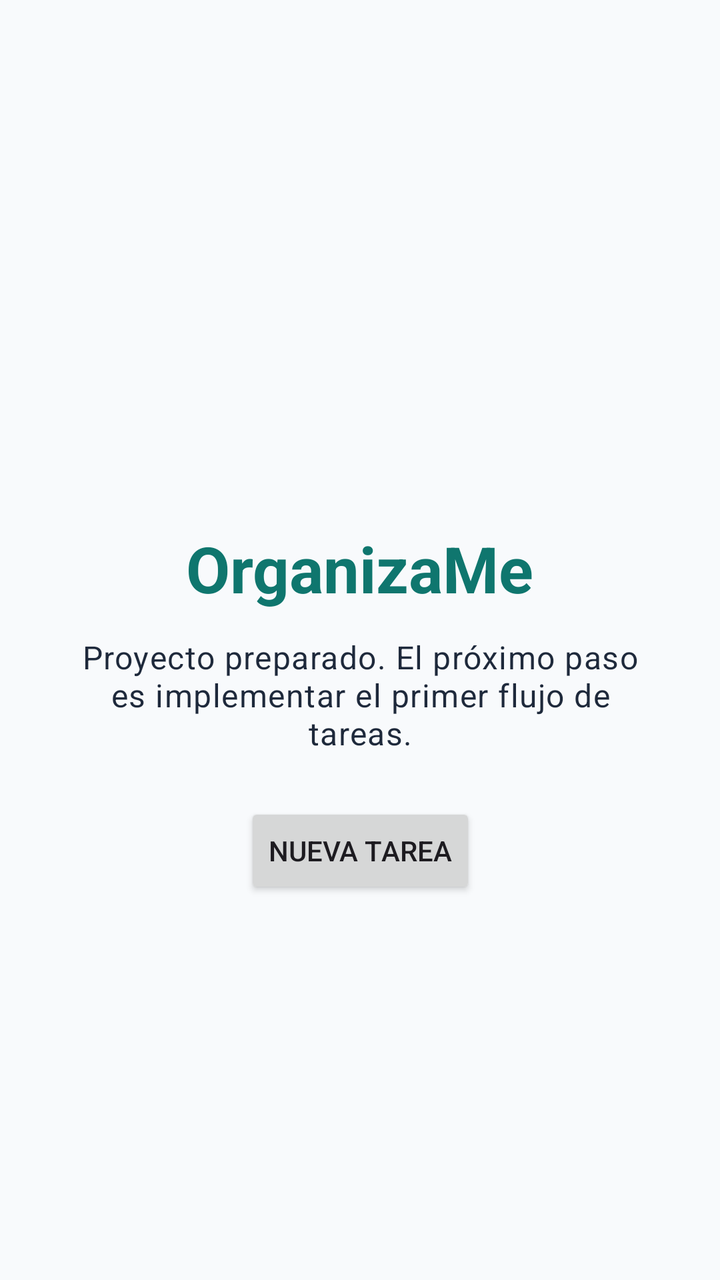
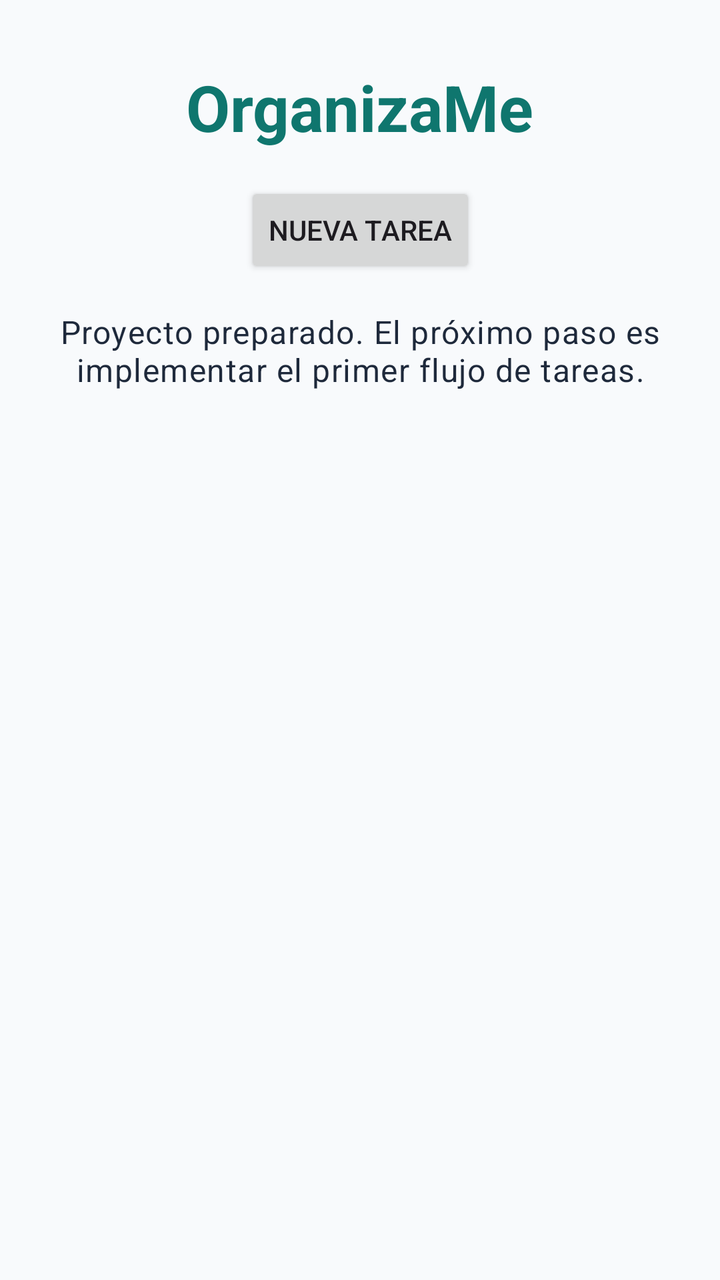

The first picture is an Android layout as it rendered before a commit; the second is the same layout after the commit. The layout source and the unified diff follow.
<!-- AndroidManifest.xml: application theme Theme.OrganizaMe -->
<!-- res/layout/activity_main.xml -->
<?xml version="1.0" encoding="utf-8"?>
<androidx.constraintlayout.widget.ConstraintLayout xmlns:android="http://schemas.android.com/apk/res/android"
    xmlns:app="http://schemas.android.com/apk/res-auto"
    android:layout_width="match_parent"
    android:layout_height="match_parent"
    android:background="@color/background">

    <TextView
        android:id="@+id/titleText"
        android:layout_width="wrap_content"
        android:layout_height="wrap_content"
        android:text="@string/app_name"
        android:textAppearance="@style/TextAppearance.Material3.HeadlineLarge"
        android:textColor="@color/primary"
        android:textStyle="bold"
        app:layout_constraintBottom_toTopOf="@id/statusText"
        app:layout_constraintEnd_toEndOf="parent"
        app:layout_constraintStart_toStartOf="parent"
        app:layout_constraintTop_toTopOf="parent"
        app:layout_constraintVertical_chainStyle="packed" />

    <TextView
        android:id="@+id/statusText"
        android:layout_width="0dp"
        android:layout_height="wrap_content"
        android:layout_marginHorizontal="32dp"
        android:layout_marginTop="12dp"
        android:gravity="center"
        android:text="@string/initial_status"
        android:textAppearance="@style/TextAppearance.Material3.BodyLarge"
        android:textColor="@color/on_background"
        app:layout_constraintBottom_toBottomOf="parent"
        app:layout_constraintEnd_toEndOf="parent"
        app:layout_constraintStart_toStartOf="parent"
        app:layout_constraintTop_toBottomOf="@id/titleText" />

    <Button
        android:id="@+id/btnNuevaTarea"
        android:layout_width="wrap_content"
        android:layout_height="wrap_content"
        android:layout_marginTop="24dp"
        android:text="Nueva tarea"
        app:layout_constraintEnd_toEndOf="parent"
        app:layout_constraintStart_toStartOf="parent"
        app:layout_constraintTop_toBottomOf="@id/statusText" />









</androidx.constraintlayout.widget.ConstraintLayout>
<!-- resources referenced by this layout -->
<resources>
  <color name="background">#F8FAFC</color>
  <color name="on_background">#1E293B</color>
  <color name="primary">#0F766E</color>
  <string name="app_name">OrganizaMe</string>
  <string name="initial_status">Proyecto preparado. El próximo paso es implementar el primer flujo de tareas.</string>
  <style name="Theme.OrganizaMe" parent="Theme.Material3.DayNight.NoActionBar">
          <item name="colorPrimary">@color/primary</item>
          <item name="colorPrimaryDark">@color/primary_dark</item>
          <item name="colorSecondary">@color/secondary</item>
          <item name="android:windowLightStatusBar">true</item>
          <item name="android:navigationBarColor">@color/background</item>
          <item name="android:windowBackground">@color/background</item>
      </style>
  <color name="primary_dark">#134E4A</color>
  <color name="secondary">#2563EB</color>
</resources>

<!-- the commit's change to res/layout/activity_main.xml (unified diff, before → after) -->
@@ -1,5 +1,6 @@
 <?xml version="1.0" encoding="utf-8"?>
-<androidx.constraintlayout.widget.ConstraintLayout xmlns:android="http://schemas.android.com/apk/res/android"
+<androidx.constraintlayout.widget.ConstraintLayout
+    xmlns:android="http://schemas.android.com/apk/res/android"
     xmlns:app="http://schemas.android.com/apk/res-auto"
     android:layout_width="match_parent"
     android:layout_height="match_parent"
@@ -9,47 +10,47 @@
         android:id="@+id/titleText"
         android:layout_width="wrap_content"
         android:layout_height="wrap_content"
+        android:layout_marginTop="32dp"
         android:text="@string/app_name"
         android:textAppearance="@style/TextAppearance.Material3.HeadlineLarge"
         android:textColor="@color/primary"
         android:textStyle="bold"
-        app:layout_constraintBottom_toTopOf="@id/statusText"
         app:layout_constraintEnd_toEndOf="parent"
         app:layout_constraintStart_toStartOf="parent"
-        app:layout_constraintTop_toTopOf="parent"
-        app:layout_constraintVertical_chainStyle="packed" />
+        app:layout_constraintTop_toTopOf="parent" />
+
+    <Button
+        android:id="@+id/btnNuevaTarea"
+        android:layout_width="wrap_content"
+        android:layout_height="wrap_content"
+        android:layout_marginTop="16dp"
+        android:text="Nueva tarea"
+        app:layout_constraintEnd_toEndOf="parent"
+        app:layout_constraintStart_toStartOf="parent"
+        app:layout_constraintTop_toBottomOf="@id/titleText" />
 
     <TextView
         android:id="@+id/statusText"
         android:layout_width="0dp"
         android:layout_height="wrap_content"
-        android:layout_marginHorizontal="32dp"
-        android:layout_marginTop="12dp"
+        android:layout_marginTop="16dp"
         android:gravity="center"
         android:text="@string/initial_status"
         android:textAppearance="@style/TextAppearance.Material3.BodyLarge"
         android:textColor="@color/on_background"
-        app:layout_constraintBottom_toBottomOf="parent"
         app:layout_constraintEnd_toEndOf="parent"
         app:layout_constraintStart_toStartOf="parent"
-        app:layout_constraintTop_toBottomOf="@id/titleText" />
+        app:layout_constraintTop_toBottomOf="@id/btnNuevaTarea" />
 
-    <Button
-        android:id="@+id/btnNuevaTarea"
-        android:layout_width="wrap_content"
-        android:layout_height="wrap_content"
-        android:layout_marginTop="24dp"
-        android:text="Nueva tarea"
+    <androidx.recyclerview.widget.RecyclerView
+        android:id="@+id/listaActividades"
+        android:layout_width="0dp"
+        android:layout_height="0dp"
+        android:layout_marginTop="16dp"
+        android:padding="16dp"
+        app:layout_constraintBottom_toBottomOf="parent"
         app:layout_constraintEnd_toEndOf="parent"
         app:layout_constraintStart_toStartOf="parent"
         app:layout_constraintTop_toBottomOf="@id/statusText" />
 
-
-
-
-
-
-
-
-
 </androidx.constraintlayout.widget.ConstraintLayout>
